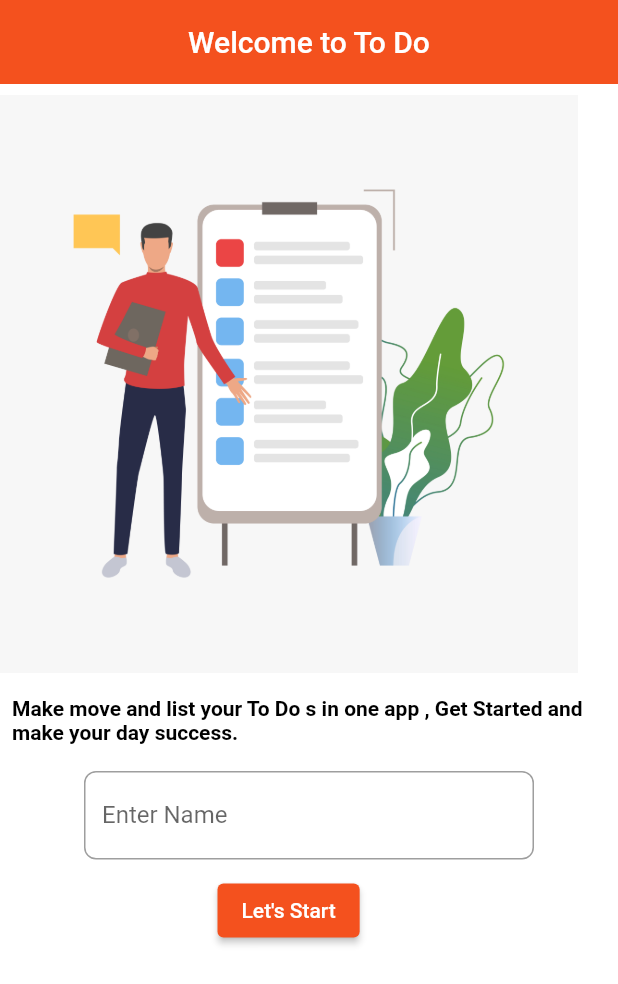
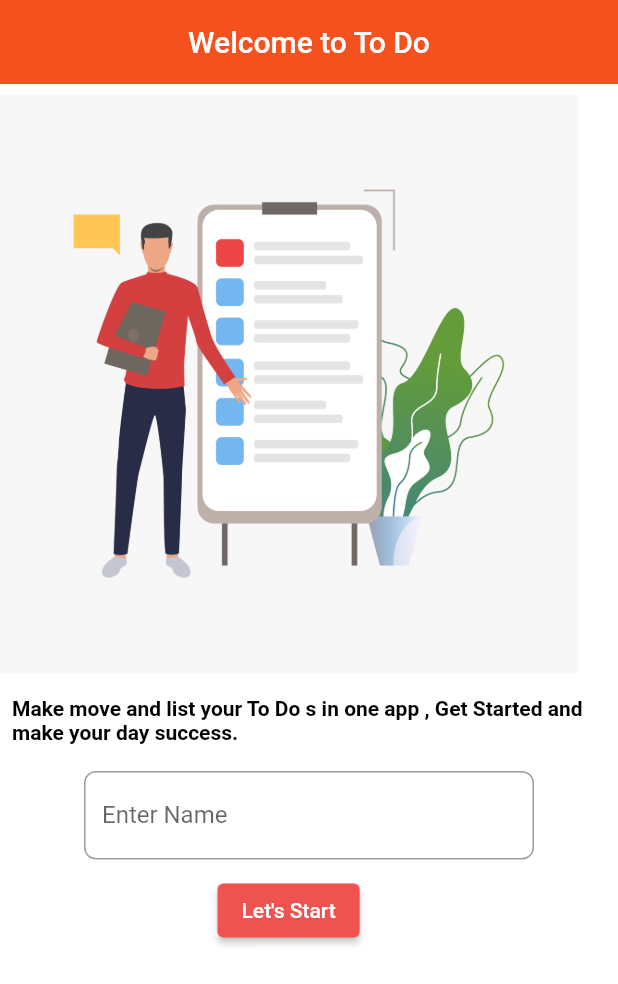
Before and after one commit to DishaKD/todo-flutter-app, a Flutter app: the screen it shows after launch, on a phone screen of 412 x 824 dp. Shown: the top 984 px of the screen. Run offline on Flutter 3.47's test engine with Material 2 defaults, Android fonts, the phone set to English and light mode, and no system bars; our stand-ins replace google_fonts.

Commit message:
modified:   lib/screens/Login/login_form.dart

```diff
--- a/lib/screens/Login/login_form.dart
+++ b/lib/screens/Login/login_form.dart
@@ -100,7 +100,7 @@ class _LoginBodyState extends State<LoginBody> {
                       onPressed: () => getItemAndNavigate(context),
                       child: Text("Let's Start"),
                       style: ElevatedButton.styleFrom(
-                          backgroundColor: kAppBarColor),
+                          backgroundColor: kButtonColor),
                     ),
                   ),
                 ],
```
